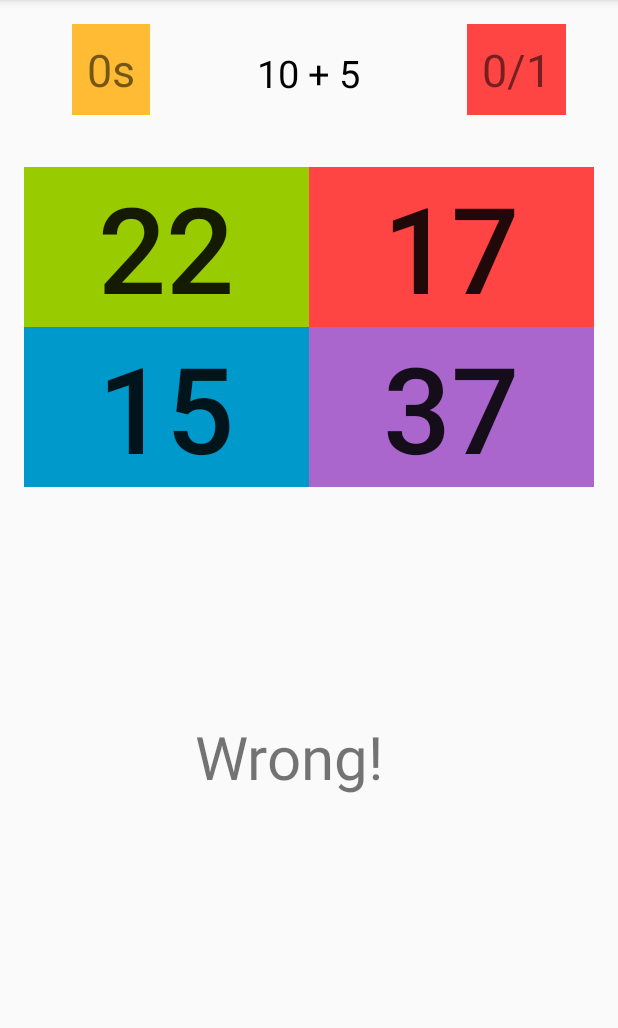
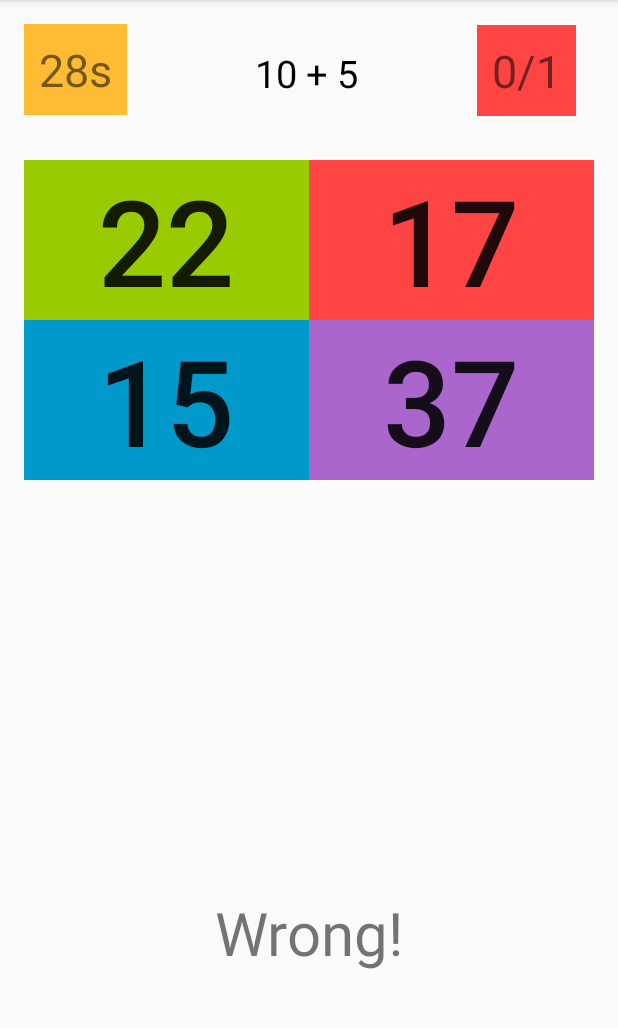
Before and after one commit to raviigarg/The-Complete-Android-N-Developer-Course, an Android app: the screen it shows after launch (MainActivity), after a tap on an icon or button, on a phone screen of 412 x 824 dp, the part 84-1112 px from its top. Run offline under Robolectric (Android 15) with nearby library versions, the phone set to English and light mode, and no system bars; 1 other tap on this screen came first.

Commit message:
Play Again Button and Method is added to the App

```diff
--- a/BrainTrainer/app/src/main/java/com/example/ravi/braintrainer/MainActivity.java
+++ b/BrainTrainer/app/src/main/java/com/example/ravi/braintrainer/MainActivity.java
@@ -6,6 +6,7 @@ import android.os.Bundle;
 import android.support.v7.widget.ActivityChooserView;
 import android.view.View;
 import android.widget.Button;
+import android.widget.RelativeLayout;
 import android.widget.TextView;
 
 import java.util.ArrayList;
@@ -26,6 +27,44 @@ public class MainActivity extends AppCompatActivity {
     int locatinOfCorrectAnswer;
     int score=0;
     int numberOfQuestions=0;
+    Button playAgainButton;
+    RelativeLayout gameRelativeLayout;
+
+
+    public void playAgain(final View view) {
+
+        score = 0;
+        numberOfQuestions = 0;
+        timerTextView.setText("30s");
+        pointsTextView.setText("0/0");
+        resultTextView.setText("");
+        playAgainButton.setVisibility(view.INVISIBLE);
+
+        generateQuestion();
+
+        new CountDownTimer(30100, 1000) {
+
+
+            @Override
+            public void onTick(long millisUntilFinished) {
+
+
+                timerTextView.setText(String.valueOf(millisUntilFinished / 1000)+ "s");
+
+            }
+
+            @Override
+            public void onFinish() {
+
+                playAgainButton.setVisibility(view.VISIBLE);
+
+                timerTextView.setText("0s");
+                resultTextView.setText("Your score: "+Integer.toString(score)+ "/" + Integer.toString(numberOfQuestions));
+            }
+        }.start();
+
+    }
+
     public void generateQuestion() {
 
         Random rand = new Random();
@@ -88,6 +127,9 @@ public class MainActivity extends AppCompatActivity {
     public void start(View view) {
 
         startButton.setVisibility(View.INVISIBLE);
+        gameRelativeLayout.setVisibility(view.VISIBLE);
+
+        playAgain(findViewById(R.id.playAgainButton));
 
 
     }
@@ -106,27 +148,10 @@ public class MainActivity extends AppCompatActivity {
         resultTextView = (TextView) findViewById(R.id.resultTextView);
         pointsTextView = (TextView) findViewById(R.id.pointsTextView);
         timerTextView = (TextView) findViewById(R.id.timerTextView);
-
-            generateQuestion();
-
-        new CountDownTimer(3100, 1000) {
+        playAgainButton = (Button) findViewById(R.id.playAgainButton);
+        gameRelativeLayout = (RelativeLayout) findViewById(R.id.gameRelativeLayout);
 
 
-            @Override
-            public void onTick(long millisUntilFinished) {
-
-
-                timerTextView.setText(String.valueOf(millisUntilFinished / 1000)+ "s");
-
-            }
-
-            @Override
-            public void onFinish() {
-
-                timerTextView.setText("0s");
-                resultTextView.setText("Your score: "+Integer.toString(score)+ "/" + Integer.toString(numberOfQuestions));
-            }
-        }.start();
 
 
     }
--- a/BrainTrainer/app/src/main/res/layout/activity_main.xml
+++ b/BrainTrainer/app/src/main/res/layout/activity_main.xml
@@ -23,7 +23,13 @@
         android:textSize="80sp"
         android:backgroundTint="@android:color/holo_green_dark"
         android:onClick="start"
-        android:visibility="invisible" />
+        android:visibility="visible" />
+
+    <RelativeLayout
+        android:layout_width="match_parent"
+        android:layout_height="match_parent"
+        android:visibility="invisible"
+        android:id="@+id/gameRelativeLayout">
 
         <TextView
             android:text="30s"
@@ -36,29 +42,6 @@
             android:textSize="30sp"
             android:background="@android:color/holo_orange_light"
             android:padding="10dp" />
-
-    <TextView
-        android:text="0/0"
-        android:layout_width="wrap_content"
-        android:layout_height="wrap_content"
-        android:id="@+id/pointsTextView"
-        android:textSize="30sp"
-        android:padding="10dp"
-        android:background="@android:color/holo_red_light"
-        android:layout_alignParentTop="true"
-        android:layout_toRightOf="@+id/startButton"
-        android:layout_toEndOf="@+id/startButton" />
-
-    <TextView
-        android:text="31 + 10"
-        android:layout_width="wrap_content"
-        android:layout_height="wrap_content"
-        android:layout_alignParentTop="true"
-        android:layout_centerHorizontal="true"
-        android:id="@+id/sumTextView"
-        android:textSize="25sp"
-        android:padding="15dp"
-        android:textColor="@android:color/black" />
 
         <android.support.v7.widget.GridLayout
             android:layout_width="match_parent"
@@ -133,12 +116,52 @@
         </android.support.v7.widget.GridLayout>
 
         <TextView
+            android:text="31 + 10"
+            android:layout_width="wrap_content"
+            android:layout_height="wrap_content"
+            android:id="@+id/sumTextView"
+            android:textSize="25sp"
+            android:padding="15dp"
+            android:textColor="@android:color/black"
+            android:layout_alignBottom="@+id/timerTextView"
+            android:layout_alignLeft="@+id/playAgainButton"
+            android:layout_alignStart="@+id/playAgainButton" />
+
+        <Button
+            android:text="Play Again"
+            android:layout_width="wrap_content"
+            android:layout_height="wrap_content"
+            android:id="@+id/playAgainButton"
+            android:onClick="playAgain"
+            android:visibility="invisible"
+            android:layout_marginBottom="39dp"
+            android:layout_alignParentBottom="true"
+            android:layout_centerHorizontal="true" />
+
+        <TextView
             android:text="Correct!"
             android:layout_width="wrap_content"
             android:layout_height="wrap_content"
             android:id="@+id/resultTextView"
             android:textSize="40sp"
-        android:layout_below="@+id/startButton"
-        android:layout_alignRight="@+id/sumTextView"
-        android:layout_alignEnd="@+id/sumTextView" />
+            android:layout_marginBottom="16dp"
+            android:layout_above="@+id/playAgainButton"
+            android:layout_centerHorizontal="true" />
+
+        <TextView
+            android:text="0/0"
+            android:layout_width="wrap_content"
+            android:layout_height="wrap_content"
+            android:id="@+id/pointsTextView"
+            android:textSize="30sp"
+            android:padding="10dp"
+            android:background="@android:color/holo_red_light"
+            android:layout_alignBaseline="@+id/sumTextView"
+            android:layout_alignBottom="@+id/sumTextView"
+            android:layout_alignParentRight="true"
+            android:layout_alignParentEnd="true"
+            android:layout_marginRight="12dp"
+            android:layout_marginEnd="12dp" />
     </RelativeLayout>
+
+</RelativeLayout>
```
Lines whose indentation alone changed are shown as unchanged.
